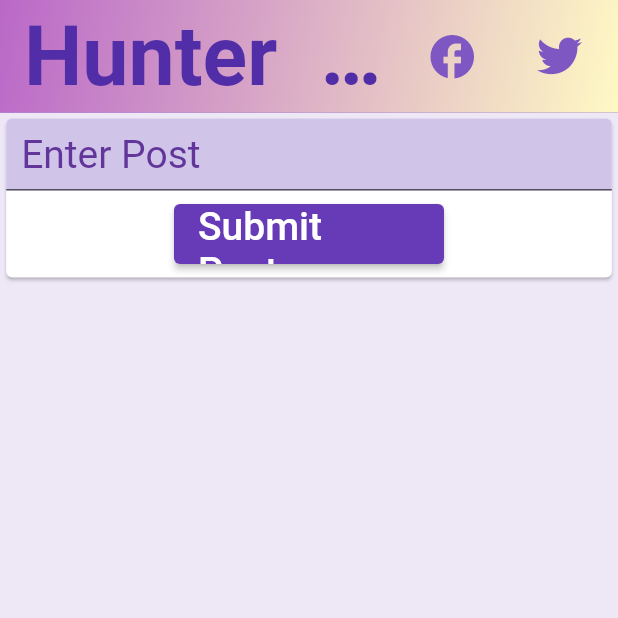
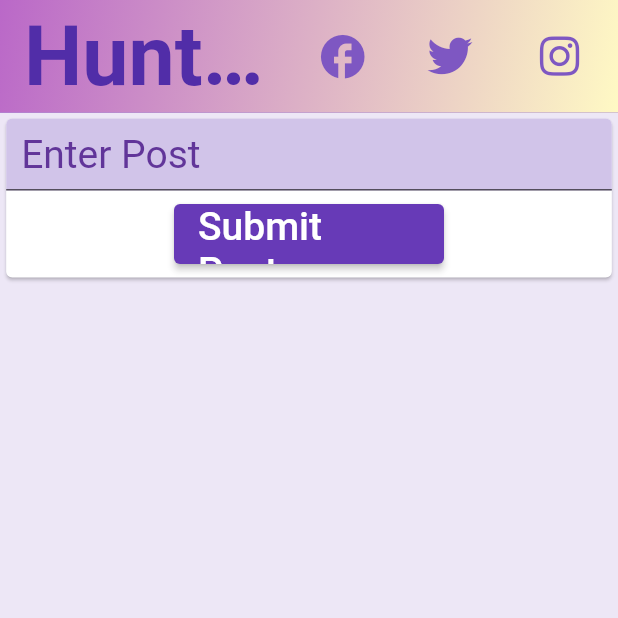
Before and after one commit to amahi2001/Hunter-Anonymous, a Flutter app: the screen it shows after launch, on a phone screen of 412 x 824 dp, the top half of it. Run offline on Flutter 3.47's test engine with Material 2 defaults, Android fonts, the phone set to English and light mode, and no system bars; our stand-ins replace cloud_firestore, firebase_core, fluttericon, google_fonts; missing offline and left inert: dart:html; accounts and stored records are empty; Roboto replaces fonts that are missing (Neuton); statements that could not run were skipped.

Commit message:
added Instagram page button

```diff
--- a/blog/lib/pages/home.dart
+++ b/blog/lib/pages/home.dart
@@ -32,6 +32,15 @@ _goToTWPage() async {
   }
 }
 
+_goToINSPage() async {
+  const ins_url = 'https://www.instagram.com/hunter_anonymous395/';
+  if (await canLaunch(ins_url)) {
+    await launch(ins_url);
+  } else {
+    throw 'Could not launch $ins_url';
+  }
+}
+
 class HomePage extends StatefulWidget {
   @override
   State<HomePage> createState() => _HomePageState();
@@ -60,13 +69,19 @@ class _HomePageState extends State<HomePage> {
                 color: Colors.deepPurple.shade400,
                 size: 35),
               splashRadius: 25),
-              SizedBox(width:25),
+              SizedBox(width: 25),
             IconButton(onPressed: _goToTWPage,
               icon: Icon(FontAwesome5.twitter,
                 color: Colors.deepPurple.shade400,
                 size: 30),
               splashRadius: 25),
-              SizedBox(width:15)
+              SizedBox(width: 25),
+            IconButton(onPressed: _goToINSPage,
+              icon: Icon(FontAwesome5.instagram,
+                color:Colors.deepPurple.shade400,
+                size: 30),
+              splashRadius: 25),
+              SizedBox(width: 15)
           ],
           // A gradient appbar background.
           flexibleSpace: Container(
```
